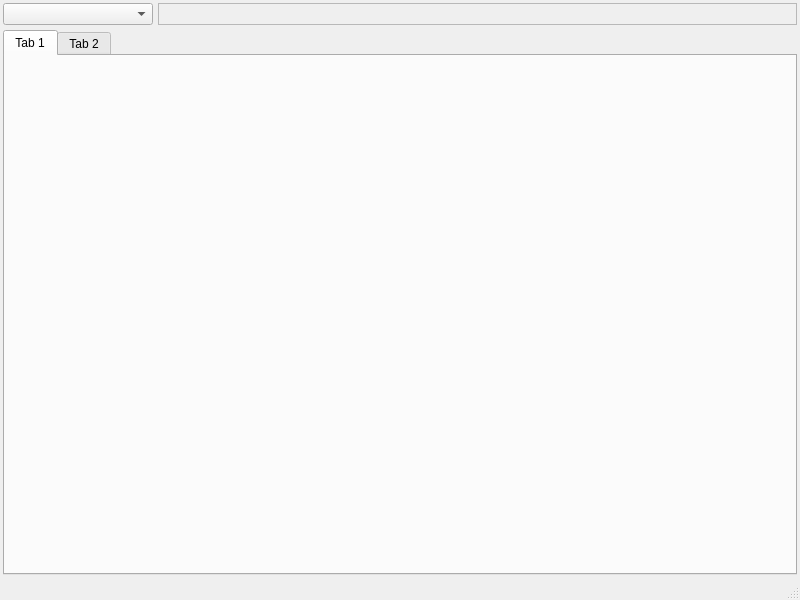
Old version of the form src/widget/mainwindow.ui in the repository qutefox/SensorFusionCalibrate.
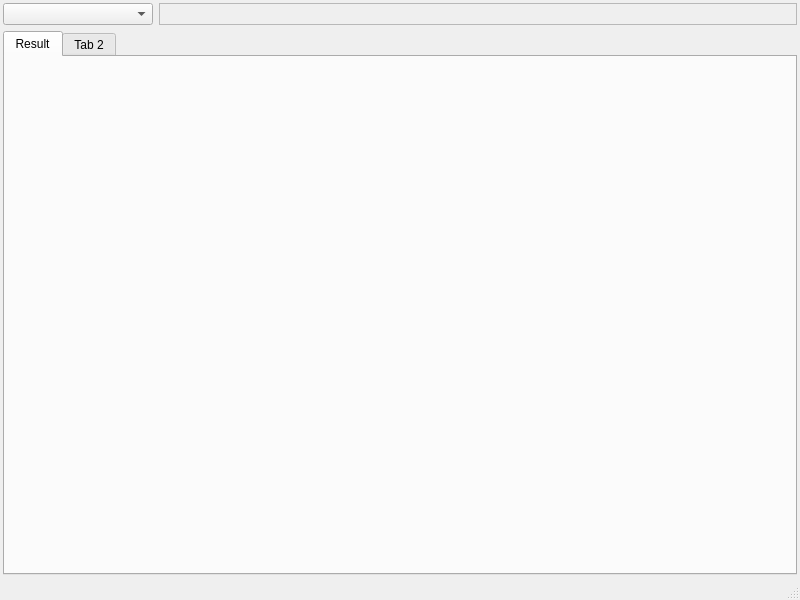
New version of the form.

Commit message: Improved CSV File data source to be able to work with any delimeter (comma, semicolon, tab). Added showing the result.

```diff
--- a/src/widget/mainwindow.ui
+++ b/src/widget/mainwindow.ui
@@ -21,9 +21,6 @@
   </property>
   <widget class="QWidget" name="centralwidget">
    <layout class="QVBoxLayout" name="verticalLayout">
-    <property name="spacing">
-     <number>5</number>
-    </property>
     <property name="leftMargin">
      <number>3</number>
     </property>
@@ -84,7 +81,7 @@
      <widget class="QTabWidget" name="tabWidget">
       <widget class="QWidget" name="tab">
        <attribute name="title">
-        <string>Tab 1</string>
+        <string>Result</string>
        </attribute>
       </widget>
       <widget class="QWidget" name="tab_2">
```
Left out of the diff: 16 changed lines with no effect on the pictures. The commit also changes 9 other files.
